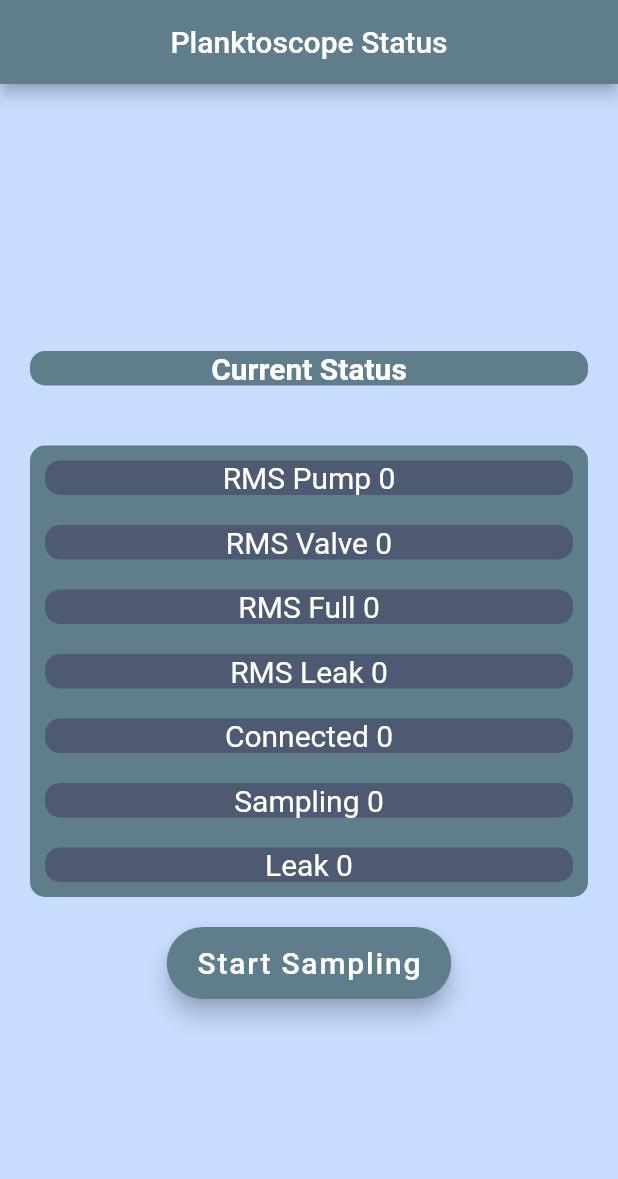
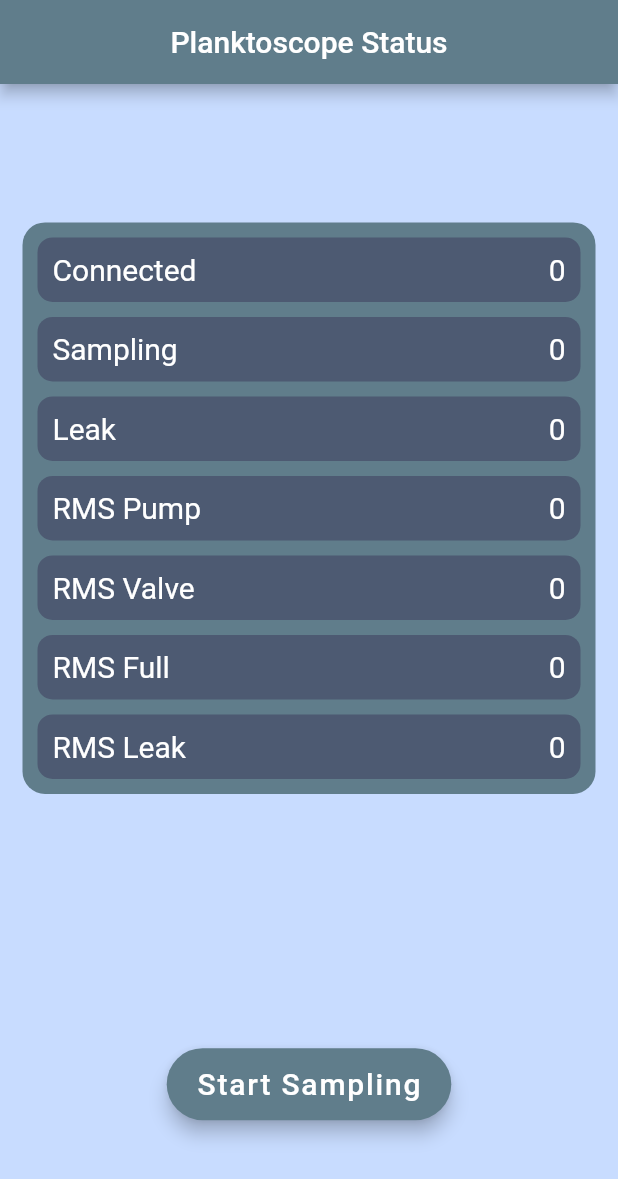
Before and after one commit to anh60/OtterUSV-PlanktonSystem, a Flutter app: the screen it shows after launch, on a phone screen of 412 x 824 dp. Shown: the top 1179 px of the screen. Run offline on Flutter 3.47's test engine with Material 2 defaults, Android fonts, the light colour scheme and no system bars; missing offline and left inert: mqtt_client.

Commit message:
app funker, la til connected status på onConnect

```diff
--- a/sci/flutter/sci/lib/main.dart
+++ b/sci/flutter/sci/lib/main.dart
@@ -1,5 +1,4 @@
 import 'package:flutter/material.dart';
-import 'package:sci/pages/status.dart';
 import 'package:sci/controllers/mqtt_controller.dart';
 
 void main() {
@@ -54,29 +53,10 @@
       body: Center(
         // Main column
         child: Column(
-          mainAxisAlignment: MainAxisAlignment.center,
+          mainAxisAlignment: MainAxisAlignment.spaceAround,
+
           // Column elements
           children: <Widget>[
-            // Heading for status
-            Container(
-              alignment: Alignment.center,
-              margin: const EdgeInsets.all(20),
-              decoration: BoxDecoration(
-                color: Colors.blueGrey,
-                shape: BoxShape.rectangle,
-                borderRadius: BorderRadius.circular(10),
-              ),
-              child: const Text(
-                'Current Status',
-                textAlign: TextAlign.left,
-                style: TextStyle(
-                  fontWeight: FontWeight.bold,
-                  fontSize: 20,
-                  color: Colors.white,
-                ),
-              ),
-            ),
-
             // Status flags
             ValueListenableBuilder<int>(
               builder: (BuildContext context, int value, Widget? child) {
@@ -90,125 +70,254 @@
 
                 const double sfontsize = 20;
                 const Color scolor = Color.fromARGB(255, 77, 90, 114);
-                const double edges = 10;
+                const double edges = 5;
+                const double sradius = 10;
+                const double spadding = 10;
 
                 // Box around status flags
                 return Container(
                   alignment: Alignment.center,
-                  margin: const EdgeInsets.all(20),
+                  margin: const EdgeInsets.all(15),
+                  padding: const EdgeInsets.all(5),
                   decoration: BoxDecoration(
                     color: Colors.blueGrey,
                     shape: BoxShape.rectangle,
-                    borderRadius: BorderRadius.circular(10),
+                    borderRadius: BorderRadius.circular(15),
                   ),
 
                   // Column for all the status flags
                   child: Column(
-                    mainAxisAlignment: MainAxisAlignment.center,
+                    mainAxisAlignment: MainAxisAlignment.spaceEvenly,
                     children: <Widget>[
                       Container(
                         alignment: Alignment.center,
                         margin: const EdgeInsets.all(edges),
+                        padding: const EdgeInsets.all(spadding),
                         decoration: BoxDecoration(
                           color: scolor,
                           shape: BoxShape.rectangle,
-                          borderRadius: BorderRadius.circular(10),
+                          borderRadius: BorderRadius.circular(sradius),
                         ),
+                        child: Row(
+                          mainAxisAlignment: MainAxisAlignment.spaceBetween,
+                          children: [
+                            const Align(
+                              alignment: Alignment.center,
                               child: Text(
-                          'RMS Pump $rms_pump',
+                                'Connected',
+                                style: TextStyle(
+                                    color: Color.fromARGB(255, 255, 255, 255),
+                                    fontSize: sfontsize),
+                              ),
+                            ),
+                            Align(
+                              alignment: Alignment.center,
+                              child: Text(
+                                '$connected',
                                 style: const TextStyle(
                                     color: Color.fromARGB(255, 255, 255, 255),
                                     fontSize: sfontsize),
                               ),
                             ),
+                          ],
+                        ),
+                      ),
                       Container(
                         alignment: Alignment.center,
                         margin: const EdgeInsets.all(edges),
+                        padding: const EdgeInsets.all(spadding),
                         decoration: BoxDecoration(
                           color: scolor,
                           shape: BoxShape.rectangle,
-                          borderRadius: BorderRadius.circular(10),
+                          borderRadius: BorderRadius.circular(sradius),
                         ),
+                        child: Row(
+                          mainAxisAlignment: MainAxisAlignment.spaceBetween,
+                          children: [
+                            const Align(
+                              alignment: Alignment.center,
                               child: Text(
-                          'RMS Valve $rms_valve',
+                                'Sampling',
+                                style: TextStyle(
+                                    color: Color.fromARGB(255, 255, 255, 255),
+                                    fontSize: sfontsize),
+                              ),
+                            ),
+                            Align(
+                              alignment: Alignment.centerLeft,
+                              child: Text(
+                                '$sampling',
                                 style: const TextStyle(
                                     color: Color.fromARGB(255, 255, 255, 255),
                                     fontSize: sfontsize),
                               ),
                             ),
+                          ],
+                        ),
+                      ),
                       Container(
                         alignment: Alignment.center,
                         margin: const EdgeInsets.all(edges),
+                        padding: const EdgeInsets.all(spadding),
                         decoration: BoxDecoration(
                           color: scolor,
                           shape: BoxShape.rectangle,
-                          borderRadius: BorderRadius.circular(10),
+                          borderRadius: BorderRadius.circular(sradius),
                         ),
+                        child: Row(
+                          mainAxisAlignment: MainAxisAlignment.spaceBetween,
+                          children: [
+                            const Align(
+                              alignment: Alignment.center,
                               child: Text(
-                          'RMS Full $rms_full',
+                                'Leak',
+                                style: TextStyle(
+                                    color: Color.fromARGB(255, 255, 255, 255),
+                                    fontSize: sfontsize),
+                              ),
+                            ),
+                            Align(
+                              alignment: Alignment.centerLeft,
+                              child: Text(
+                                '$leak',
                                 style: const TextStyle(
                                     color: Color.fromARGB(255, 255, 255, 255),
                                     fontSize: sfontsize),
                               ),
                             ),
+                          ],
+                        ),
+                      ),
                       Container(
                         alignment: Alignment.center,
                         margin: const EdgeInsets.all(edges),
+                        padding: const EdgeInsets.all(spadding),
                         decoration: BoxDecoration(
                           color: scolor,
                           shape: BoxShape.rectangle,
-                          borderRadius: BorderRadius.circular(10),
+                          borderRadius: BorderRadius.circular(sradius),
                         ),
+                        child: Row(
+                          mainAxisAlignment: MainAxisAlignment.spaceBetween,
+                          children: [
+                            const Align(
+                              alignment: Alignment.center,
                               child: Text(
-                          'RMS Leak $rms_leak',
+                                'RMS Pump',
+                                style: TextStyle(
+                                    color: Color.fromARGB(255, 255, 255, 255),
+                                    fontSize: sfontsize),
+                              ),
+                            ),
+                            Align(
+                              alignment: Alignment.centerLeft,
+                              child: Text(
+                                '$rms_pump',
                                 style: const TextStyle(
                                     color: Color.fromARGB(255, 255, 255, 255),
                                     fontSize: sfontsize),
                               ),
                             ),
+                          ],
+                        ),
+                      ),
                       Container(
                         alignment: Alignment.center,
                         margin: const EdgeInsets.all(edges),
+                        padding: const EdgeInsets.all(spadding),
                         decoration: BoxDecoration(
                           color: scolor,
                           shape: BoxShape.rectangle,
-                          borderRadius: BorderRadius.circular(10),
+                          borderRadius: BorderRadius.circular(sradius),
                         ),
+                        child: Row(
+                          mainAxisAlignment: MainAxisAlignment.spaceBetween,
+                          children: [
+                            const Align(
+                              alignment: Alignment.center,
                               child: Text(
-                          'Connected $connected',
+                                'RMS Valve',
+                                style: TextStyle(
+                                    color: Color.fromARGB(255, 255, 255, 255),
+                                    fontSize: sfontsize),
+                              ),
+                            ),
+                            Align(
+                              alignment: Alignment.centerLeft,
+                              child: Text(
+                                '$rms_valve',
                                 style: const TextStyle(
                                     color: Color.fromARGB(255, 255, 255, 255),
                                     fontSize: sfontsize),
                               ),
                             ),
+                          ],
+                        ),
+                      ),
                       Container(
                         alignment: Alignment.center,
                         margin: const EdgeInsets.all(edges),
+                        padding: const EdgeInsets.all(spadding),
                         decoration: BoxDecoration(
                           color: scolor,
                           shape: BoxShape.rectangle,
-                          borderRadius: BorderRadius.circular(10),
+                          borderRadius: BorderRadius.circular(sradius),
                         ),
+                        child: Row(
+                          mainAxisAlignment: MainAxisAlignment.spaceBetween,
+                          children: [
+                            const Align(
+                              alignment: Alignment.center,
                               child: Text(
-                          'Sampling $sampling',
+                                'RMS Full',
+                                style: TextStyle(
+                                    color: Color.fromARGB(255, 255, 255, 255),
+                                    fontSize: sfontsize),
+                              ),
+                            ),
+                            Align(
+                              alignment: Alignment.centerLeft,
+                              child: Text(
+                                '$rms_full',
                                 style: const TextStyle(
                                     color: Color.fromARGB(255, 255, 255, 255),
                                     fontSize: sfontsize),
                               ),
                             ),
+                          ],
+                        ),
+                      ),
                       Container(
                         alignment: Alignment.center,
                         margin: const EdgeInsets.all(edges),
+                        padding: const EdgeInsets.all(spadding),
                         decoration: BoxDecoration(
                           color: scolor,
                           shape: BoxShape.rectangle,
-                          borderRadius: BorderRadius.circular(10),
+                          borderRadius: BorderRadius.circular(sradius),
                         ),
+                        child: Row(
+                          mainAxisAlignment: MainAxisAlignment.spaceBetween,
+                          children: [
+                            const Align(
+                              alignment: Alignment.center,
                               child: Text(
-                          'Leak $leak',
+                                'RMS Leak',
+                                style: TextStyle(
+                                    color: Color.fromARGB(255, 255, 255, 255),
+                                    fontSize: sfontsize),
+                              ),
+                            ),
+                            Align(
+                              alignment: Alignment.centerLeft,
+                              child: Text(
+                                '$rms_leak',
                                 style: const TextStyle(
                                     color: Color.fromARGB(255, 255, 255, 255),
                                     fontSize: sfontsize),
+                              ),
+                            ),
+                          ],
                         ),
                       ),
                     ],
@@ -219,6 +328,7 @@
             ),
 
             // Sample button
+            //heightFactor: 2,
             FloatingActionButton.extended(
               label: const Text(
                 'Start Sampling',
@@ -228,6 +338,10 @@
                 ),
               ),
               backgroundColor: Colors.blueGrey,
+              elevation: 5,
+              hoverColor: Color.fromARGB(255, 126, 151, 194),
+              hoverElevation: 10,
+              splashColor: Colors.blue,
               onPressed: () {
                 mqtt.publishMessage('sample');
               },
```
Also changed, not shown: 1 other file. Lines whose indentation alone changed are shown as unchanged.
